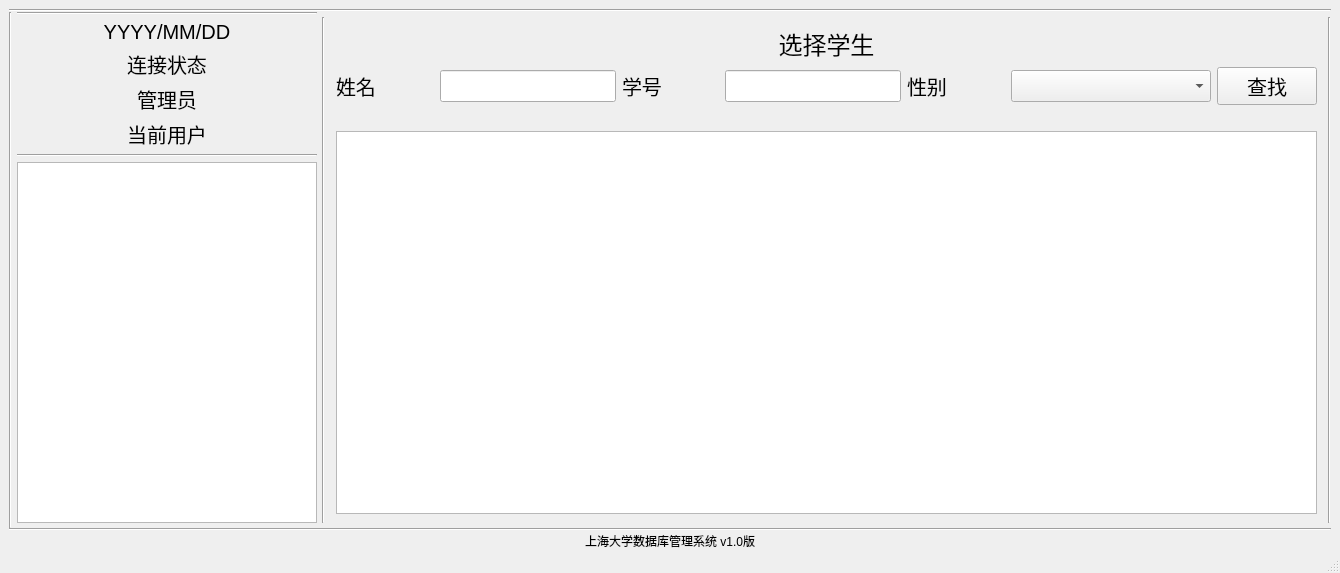
The window that mainwindow.ui (Hycdog/sdbm) describes before a commit, drawn with Qt 5.
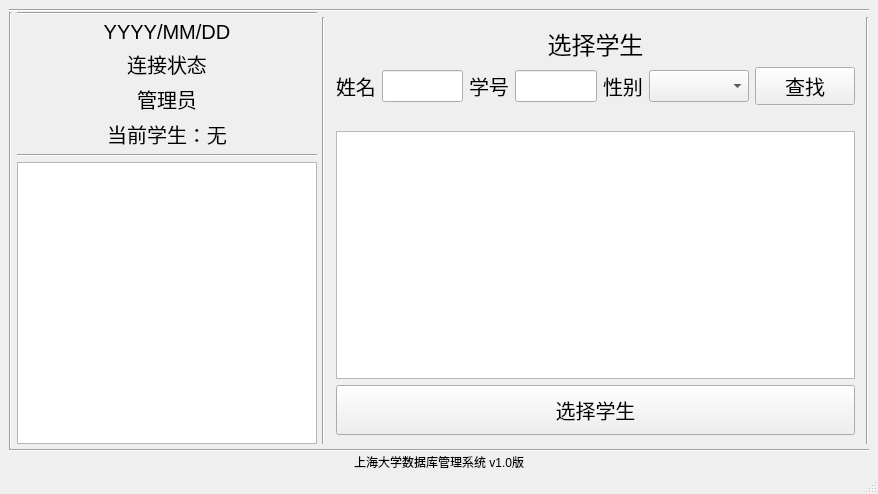
The same window after the commit. The open tabs and pages were chosen to show the change. Custom widgets are drawn as their Qt base class.

Commit message: Add show student grade.

Patch:
```diff
--- a/mainwindow.ui
+++ b/mainwindow.ui
@@ -6,8 +6,8 @@
    <rect>
     <x>0</x>
     <y>0</y>
-    <width>1340</width>
-    <height>573</height>
+    <width>878</width>
+    <height>494</height>
    </rect>
   </property>
   <property name="windowTitle">
@@ -217,7 +217,7 @@
              </font>
             </property>
             <property name="text">
-             <string>当前用户</string>
+             <string>当前学生：无</string>
             </property>
             <property name="alignment">
              <set>Qt::AlignCenter</set>
@@ -502,6 +502,30 @@
               </property>
              </widget>
             </item>
+            <item row="4" column="0">
+             <widget class="QPushButton" name="pushButton_selectStudent">
+              <property name="sizePolicy">
+               <sizepolicy hsizetype="Minimum" vsizetype="Fixed">
+                <horstretch>0</horstretch>
+                <verstretch>100</verstretch>
+               </sizepolicy>
+              </property>
+              <property name="minimumSize">
+               <size>
+                <width>0</width>
+                <height>50</height>
+               </size>
+              </property>
+              <property name="font">
+               <font>
+                <pointsize>15</pointsize>
+               </font>
+              </property>
+              <property name="text">
+               <string>选择学生</string>
+              </property>
+             </widget>
+            </item>
            </layout>
           </widget>
           <widget class="QWidget" name="page_registerUser">
```
Left out of the diff: 66 changed lines with no effect on the pictures. The commit also changes 5 other files.
